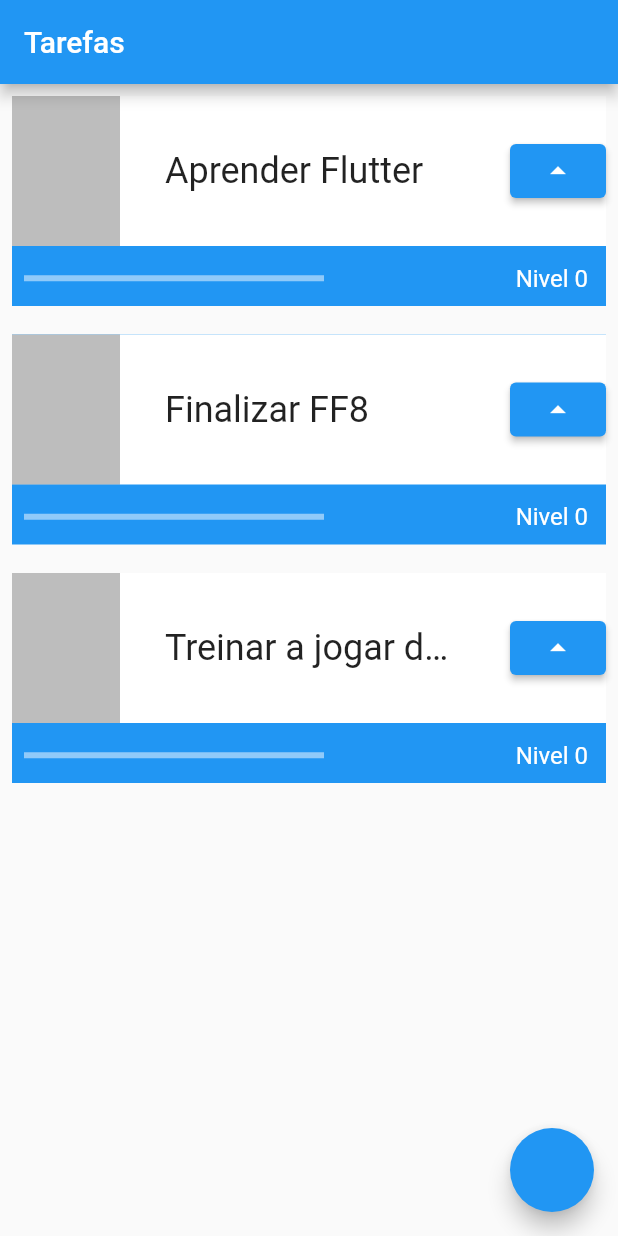
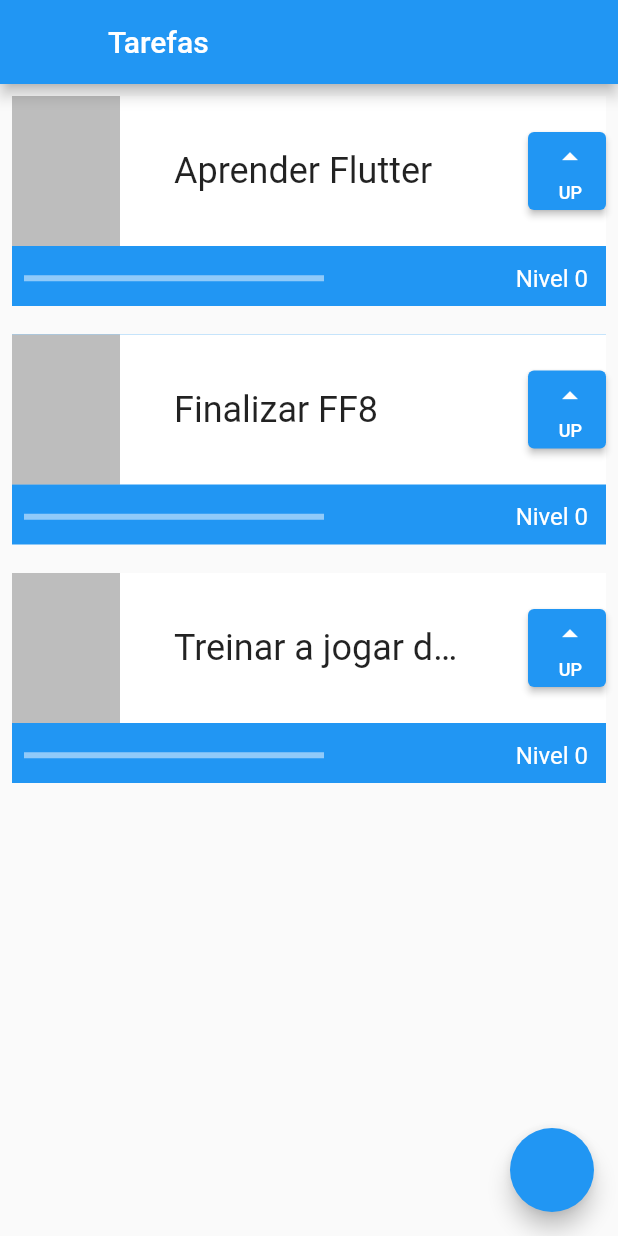
Before and after one commit to AAlan12/flutter-praticas, a Flutter app: the screen it shows after launch, on a phone screen of 412 x 824 dp. Run offline on Flutter 3.47's test engine with Material 2 defaults, Android fonts, the phone set to English and light mode, and no system bars.

Commit message:
Adição/ajustes de texto no botão UP

```diff
--- a/lib/main.dart
+++ b/lib/main.dart
@@ -16,6 +16,7 @@ class MyApp extends StatelessWidget {
       ),
       home: Scaffold(
         appBar: AppBar(
+          leading: Container(),
           title: Text('Tarefas'),
         ),
         body: ListView(children: [
@@ -74,13 +75,23 @@ class _TaskState extends State<Task> {
                           ),
                         ),
                       ),
-                      ElevatedButton(
-                          onPressed: () {
-                            setState(() {
-                              nivel++;
-                            });
-                          },
-                          child: Icon(Icons.arrow_drop_up))
+                      Container(
+                        height: 52,
+                        width: 52,
+                        child: ElevatedButton(
+                            onPressed: () {
+                              setState(() {
+                                nivel++;
+                              });
+                            },
+                            child: Column(
+                              mainAxisAlignment: MainAxisAlignment.spaceEvenly,
+                              crossAxisAlignment: CrossAxisAlignment.end,
+                              children: [
+                                Icon(Icons.arrow_drop_up),
+                                Text('UP', style: TextStyle(fontSize: 12),)
+                              ],)),
+                      )
                     ],
                   ),
                 ),
```
